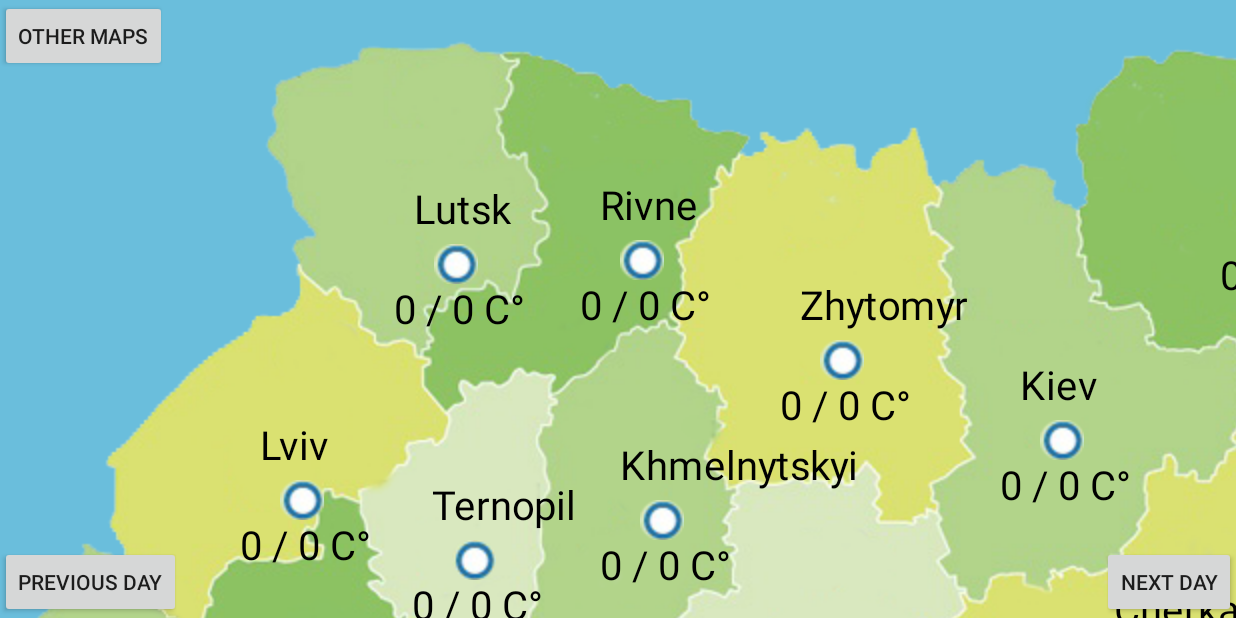
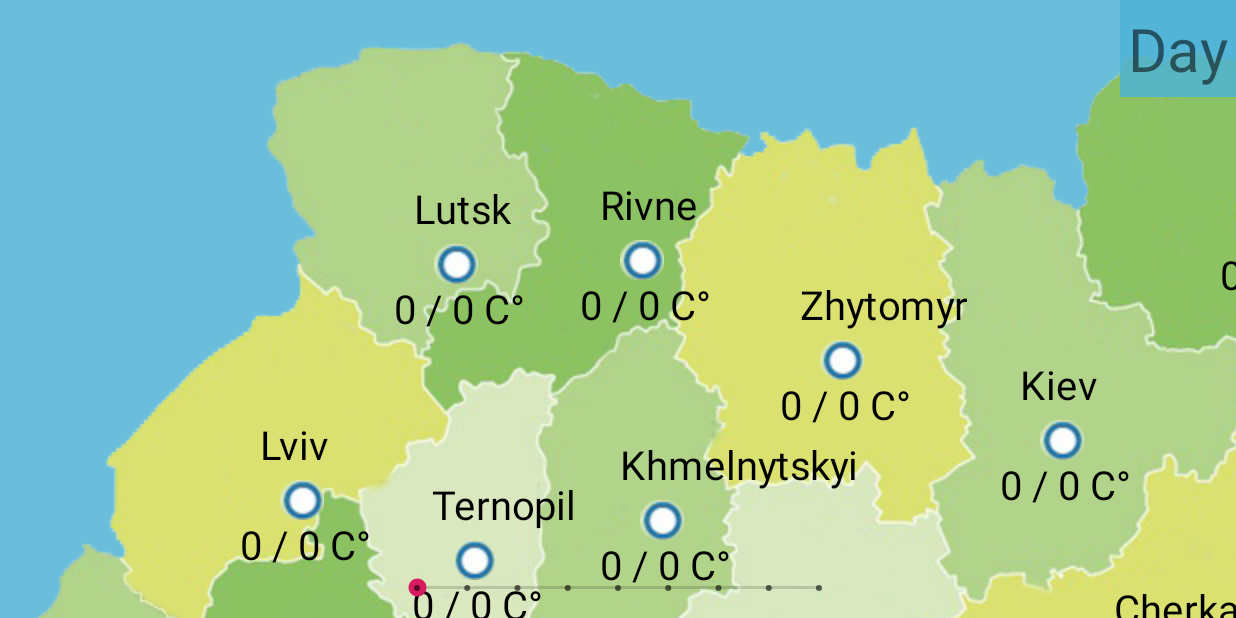
Before and after one commit to maksimilianius1989/weather_on_map, an Android app: the screen it shows after launch (MainActivity), on a phone screen of 824 x 412 dp (held sideways). Run offline under Robolectric (Android 15) with nearby library versions, the phone set to English and light mode, and no system bars; 3 statements that could not run were skipped.

Commit message:
weather class

```diff
--- a/app/src/main/java/com/vimax/weatheronmap/MainActivity.java
+++ b/app/src/main/java/com/vimax/weatheronmap/MainActivity.java
@@ -2,12 +2,20 @@
 
 import android.support.v7.app.AppCompatActivity;
 import android.os.Bundle;
+import android.util.Log;
+import android.widget.SeekBar;
 
 public class MainActivity extends AppCompatActivity {
+
+    SeekBar mSeekBar;
 
     @Override
     protected void onCreate(Bundle savedInstanceState) {
         super.onCreate(savedInstanceState);
         setContentView(R.layout.activity_main);
+
+        mSeekBar = (SeekBar) findViewById(R.id.sbTime);
+
+        Log.v("ss", "ss");
     }
 }
--- a/app/src/main/java/com/vimax/weatheronmap/Map.java
+++ b/app/src/main/java/com/vimax/weatheronmap/Map.java
@@ -1,5 +1,6 @@
 package com.vimax.weatheronmap;
 
+import android.app.Activity;
 import android.content.Context;
 import android.graphics.Bitmap;
 import android.graphics.BitmapFactory;
@@ -12,6 +13,8 @@
 import android.view.MotionEvent;
 import android.view.View;
 import android.widget.ImageView;
+import android.widget.RelativeLayout;
+import android.widget.SeekBar;
 
 import org.json.JSONArray;
 import org.json.JSONException;
@@ -27,12 +30,14 @@
 
 public class Map extends View {
     public static final String TAG = "mytag";
-    public ImageView imageView;
+
+    SeekBar mSeekBar;
 
     Bitmap cityMap;
     Bitmap cityPoint;
 
     public ArrayList<City> mCities;
+    public ArrayList<Weather> mWeathers;
 
     int resBeginMapX = 0;
     int resBeginMapY = 0;
@@ -63,6 +68,8 @@
 
     public Map(Context context, AttributeSet attrs) {
         super(context, attrs);
+
+        mSeekBar = ((Activity) context).findViewById(R.id.sbTime);
 
         BitmapFactory.Options options = new BitmapFactory.Options();
         options.inScaled = false;
@@ -150,11 +157,6 @@
                 bmpHeight = cityMap.getHeight();
                 bmpEndX = x + bmpWidth;
                 bmpEndY = y + bmpHeight;
-
-                /* ************** запрос к погоде *************** */
-                URL url = createURL("Kiev");
-                GetWeatherTask getWeatherTask = new GetWeatherTask();
-                getWeatherTask.execute(url);
 
                 break;
             case MotionEvent.ACTION_MOVE:
@@ -275,22 +277,40 @@
 
     private void convertJSONtoArrayList(JSONObject forecast) {
         try {
+            mSeekBar = (SeekBar) findViewById(R.id.sbTime);
+            this.mWeathers = new ArrayList<>();
+
             JSONObject JSONCityObj = forecast.getJSONObject("city");
 
             JSONArray list = forecast.getJSONArray("list");
             for (int i = 0; i < list.length(); i++) {
-                JSONObject day = list.getJSONObject(i);
-                JSONObject main = day.getJSONObject("main");
-                for (City city : mCities) {
+                JSONObject item = list.getJSONObject(i);
+                JSONObject main = item.getJSONObject("main");
+                JSONArray weatherMain = item.getJSONArray("weather");
+                JSONObject clouds = item.getJSONObject("clouds");
+                JSONObject wind = item.getJSONObject("wind");
+
+                JSONObject weatherMain1 = weatherMain.getJSONObject(0);
+
+                String dtTxt = item.getString("dt_txt");
+                String weatherMainSt = weatherMain1.getString("main");
+                Double tempMin = main.getDouble("temp_min");
+                Double tempMax = main.getDouble("temp_max");
+                Double cloudsAll = clouds.getDouble("all");
+                Double windSpeed = wind.getDouble("speed");
+                Double windDeg = wind.getDouble("deg");
+
+                this.mWeathers.add(new Weather(dtTxt, tempMin, tempMax, weatherMainSt, cloudsAll, windSpeed, windDeg));
+
+/*                for (City city : mCities) {
                     if (city.getName().equals(JSONCityObj.getString("name"))) {
                         city.setDayTemp((float) main.getDouble("temp_max"));
                         city.setNightTemp((float) main.getDouble("temp_min"));
-                        break;
                     }
-                }
-                break;
+                }*/
             }
             invalidate();
+//            mSeekBar.setScrollBarSize(list.length());
         }
         catch (JSONException exception) {
             exception.printStackTrace();
--- a/app/src/main/res/layout/activity_main.xml
+++ b/app/src/main/res/layout/activity_main.xml
@@ -6,35 +6,36 @@
     android:layout_width="match_parent"
     android:layout_height="match_parent"
     tools:context=".MainActivity"
-    android:background="@color/colorBlack">
+    android:background="@color/colorBackground"
+    android:id="@+id/rlStart">
 
     <com.vimax.weatheronmap.Map
         android:id="@+id/mapView"
         android:layout_width="match_parent"
-        android:layout_height="match_parent"/>
+        android:layout_height="match_parent"
+        android:layout_alignParentStart="true"
+        android:layout_alignParentTop="true" />
 
-    <Button
-        android:id="@+id/btnNextDay"
-        android:layout_width="wrap_content"
-        android:layout_height="wrap_content"
-        android:layout_alignParentEnd="true"
-        android:layout_alignParentBottom="true"
-        android:text="Next Day" />
-
-    <Button
-        android:id="@+id/btnPreviousDay"
-        android:layout_width="wrap_content"
-        android:layout_height="wrap_content"
-        android:layout_alignParentLeft="true"
-        android:layout_alignParentBottom="true"
-        android:text="Previous Day" />
-
-    <Button
-        android:id="@+id/btnOtherMaps"
+    <TextView
+        android:id="@+id/tvThisDay"
         android:layout_width="wrap_content"
         android:layout_height="wrap_content"
         android:layout_alignParentTop="true"
-        android:layout_alignParentLeft="true"
-        android:text="Other maps" />
+        android:padding="5dp"
+        android:layout_alignParentRight="true"
+        android:background="@color/colorBackground"
+        android:text="Day"
+        android:textSize="40dp" />
+
+
+    <SeekBar
+        android:id="@+id/sbTime"
+        style="@style/Widget.AppCompat.SeekBar.Discrete"
+        android:layout_width="300dp"
+        android:layout_height="40dp"
+        android:layout_alignParentBottom="true"
+        android:layout_centerHorizontal="true"
+        android:max="8"
+        android:progress="0" />
 
 </RelativeLayout>
--- a/app/src/main/res/values/colors.xml
+++ b/app/src/main/res/values/colors.xml
@@ -3,5 +3,5 @@
     <color name="colorPrimary">#008577</color>
     <color name="colorPrimaryDark">#00574B</color>
     <color name="colorAccent">#D81B60</color>
-    <color name="colorBlack">#d44db3d6</color>
+    <color name="colorBackground">#d44db3d6</color>
 </resources>
```
Also changed, not shown: app/src/main/java/com/vimax/weatheronmap/Weather.java (added, +57 -0 lines).
